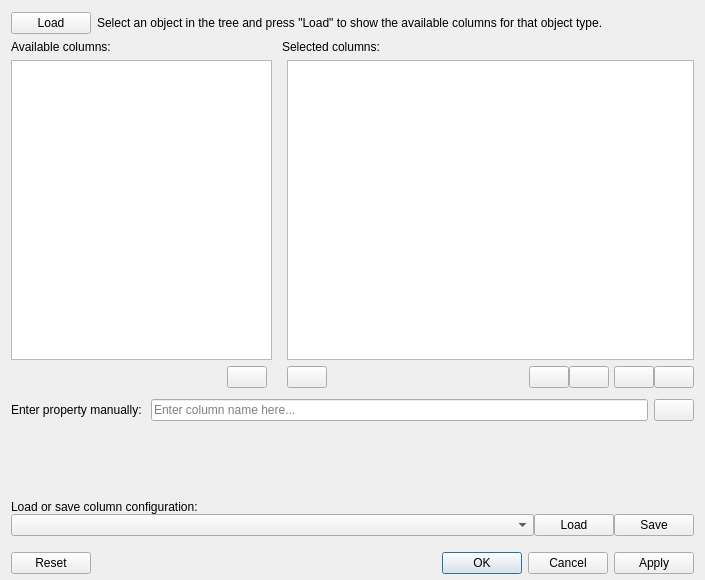
First picture: the form in Resources/UI/Add_RemoveColumns.ui, repository APEbbers/BillOfMaterials-WB, before the edit.
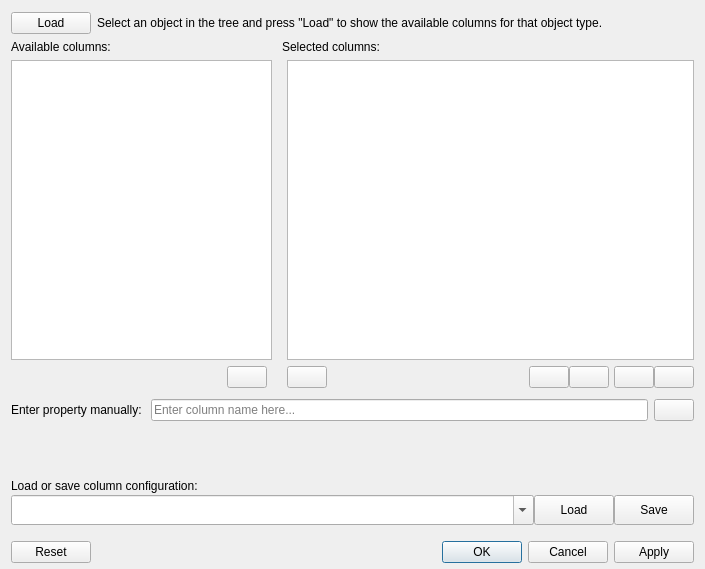
Second picture: the form after the edit. Icons and pictures are not drawn.

Commit message: Started with save function for  columns - 2

The edit to the form file:
```diff
--- a/Resources/UI/Add_RemoveColumns.ui
+++ b/Resources/UI/Add_RemoveColumns.ui
@@ -7,7 +7,7 @@
     <x>0</x>
     <y>0</y>
     <width>705</width>
-    <height>580</height>
+    <height>569</height>
    </rect>
   </property>
   <property name="sizePolicy">
@@ -503,7 +503,7 @@
       <item row="5" column="1">
        <widget class="QFrame" name="frame">
         <property name="sizePolicy">
-         <sizepolicy hsizetype="Preferred" vsizetype="Fixed">
+         <sizepolicy hsizetype="Preferred" vsizetype="Preferred">
           <horstretch>0</horstretch>
           <verstretch>0</verstretch>
          </sizepolicy>
@@ -511,7 +511,7 @@
         <property name="minimumSize">
          <size>
           <width>0</width>
-          <height>25</height>
+          <height>0</height>
          </size>
         </property>
         <layout class="QGridLayout" name="gridLayout_7">
@@ -600,6 +600,9 @@
              <height>30</height>
             </size>
            </property>
+           <property name="editable">
+            <bool>true</bool>
+           </property>
           </widget>
          </item>
          <item row="0" column="0">
```
The commit also changes 1 other file.
